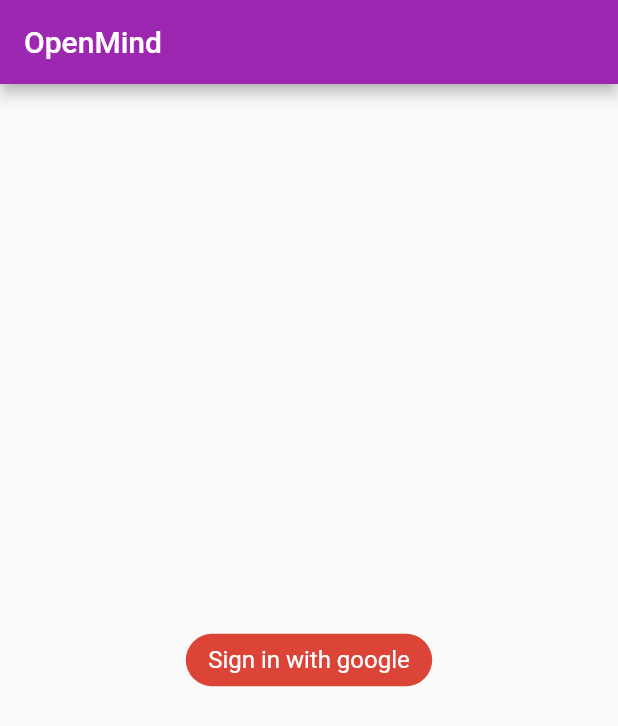
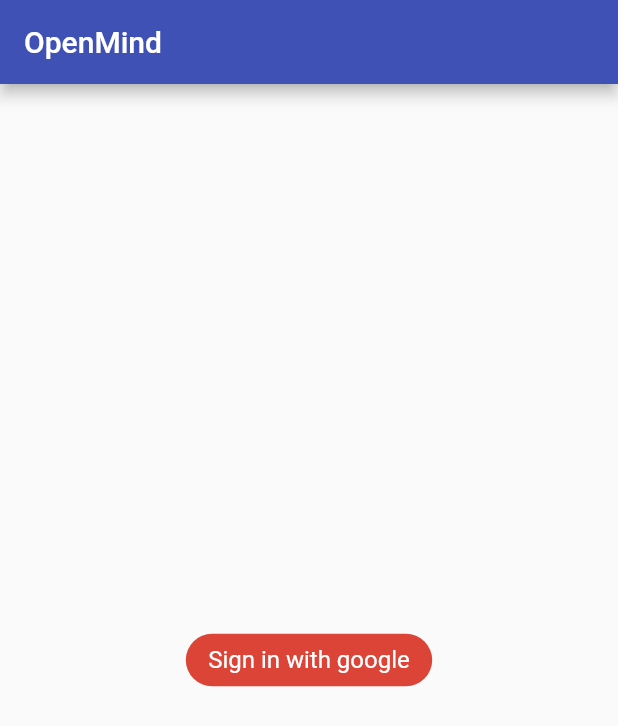
Before and after one commit to Comp380-OpenMind/OpenMind, a Flutter app: the screen it shows after launch, on a phone screen of 412 x 824 dp. Shown: the top 726 px of the screen. Run offline on Flutter 3.47's test engine with Material 2 defaults, Android fonts, the phone set to English and light mode, and no system bars; our stand-ins replace cloud_firestore, firebase_auth, firebase_core, google_sign_in, random_string, shared_preferences; missing offline and left inert: cloud_firestore_web, firebase_auth_web, firebase_core_web, google_sign_in_web, shared_preferences_web; accounts and stored records are empty.

Commit message:
fixed message colors and changed primary color

```diff
--- a/lib/main.dart
+++ b/lib/main.dart
@@ -17,7 +17,8 @@ class MyApp extends StatelessWidget {
       title: 'OpenMind',
       debugShowCheckedModeBanner: false,
       theme: ThemeData(
-        primarySwatch: Colors.purple,
+        //sets the main color of the whole application
+        primarySwatch: Colors.indigo,
       ),
       home: FutureBuilder(
         future: AuthMethods().getCurrentUser(),
--- a/lib/screens/chatscreen.dart
+++ b/lib/screens/chatscreen.dart
@@ -92,7 +92,8 @@ class _ChatScreenState extends State<ChatScreen> {
                 bottomLeft:
                     sendByMe ? Radius.circular(24) : Radius.circular(10),
               ),
-              color: Colors.blue,
+              // if its sent by me make it blue, otherwise make it another colow
+              color: sendByMe ? Colors.blue : Colors.grey,
             ),
             padding: EdgeInsets.all(16),
             child: Text(
```
